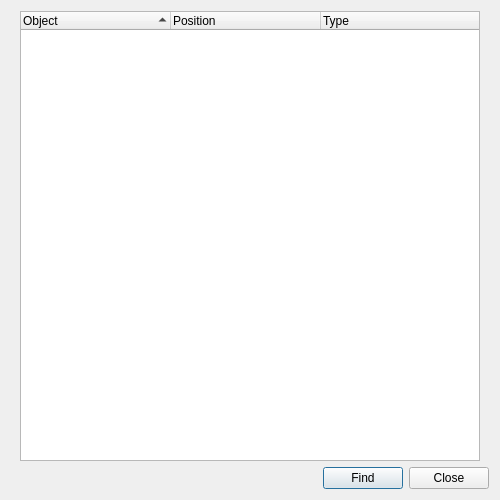
Before: the Qt Designer form UI/glitch-find-objects.ui in textbrowser/glitch, drawn with Qt 5.
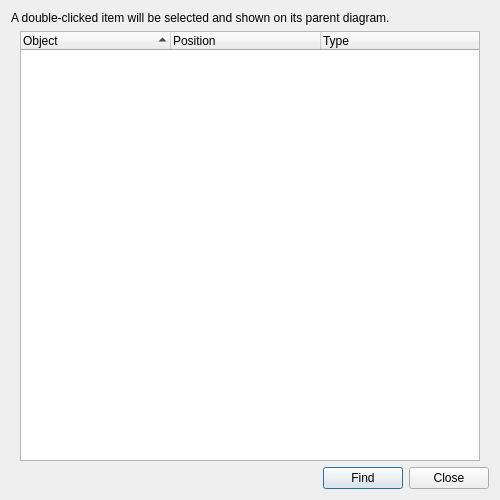
After: the same form once the commit is applied. Icons and pictures are not drawn. Custom widgets are drawn as their Qt base class.

Diff of the .ui file:
```diff
--- a/UI/glitch-find-objects.ui
+++ b/UI/glitch-find-objects.ui
@@ -18,6 +18,16 @@
     <normaloff>:/Logo/glitch-logo.png</normaloff>:/Logo/glitch-logo.png</iconset>
   </property>
   <layout class="QVBoxLayout" name="verticalLayout_3">
+   <item>
+    <widget class="QLabel" name="label">
+     <property name="text">
+      <string>A double-clicked item will be selected and shown on its parent diagram.</string>
+     </property>
+     <property name="wordWrap">
+      <bool>true</bool>
+     </property>
+    </widget>
+   </item>
    <item>
     <widget class="QFrame" name="frame">
      <layout class="QVBoxLayout" name="verticalLayout_4">
```
